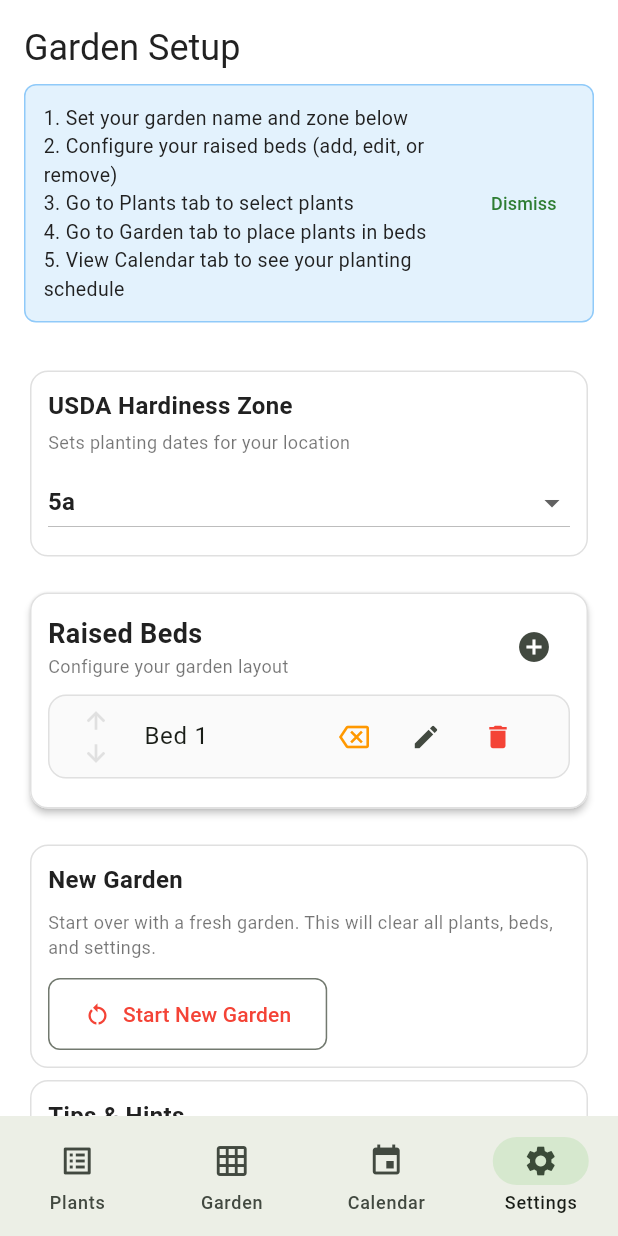
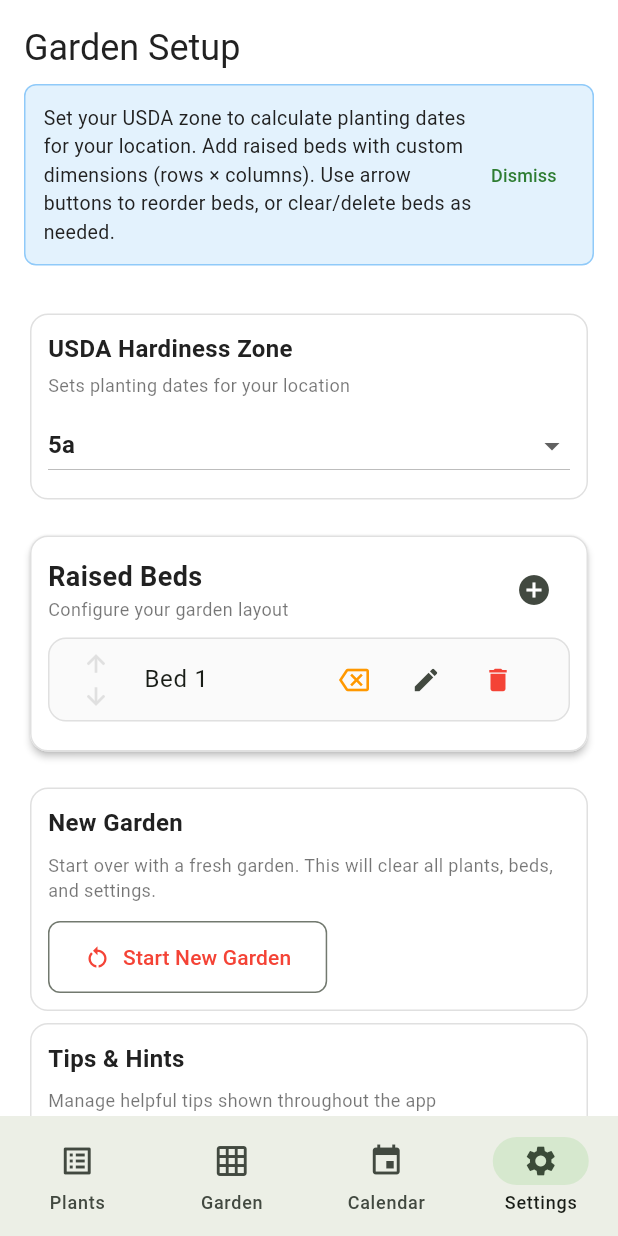
Before and after one commit to medwards8402-arch/Workspace, a Flutter app: the screen it shows after launch, item 4 of the bottom bar chosen, on a phone screen of 412 x 824 dp. Run offline on Flutter 3.47's test engine with Material 3 defaults, Android fonts, the phone set to English and light mode, and no system bars; our stand-ins replace shared_preferences.

Commit message:
tip fixes

```diff
--- a/garden_planner/lib/screens/garden_screen.dart
+++ b/garden_planner/lib/screens/garden_screen.dart
@@ -7,7 +7,6 @@ import '../presentation/providers/plant_selection_provider.dart';
 import '../presentation/providers/settings_provider.dart';
 import '../domain/models/garden_bed.dart';
 import '../models/plant.dart';
-import '../services/schedule_service.dart';
 import '../widgets/tip.dart';
 import '../widgets/plant_info_panel.dart';
 
@@ -166,7 +165,7 @@ class _GardenScreenState extends State<GardenScreen> {
                   )
                 : const Tip(
                     id: 'garden-select-plant',
-                    message: 'Go to Plants tab to select what to plant, then tap cells to place plants in your beds.',
+                    message: 'Select a plant from the Plants tab, then tap grid cells to place. Tap placed plants to add notes or remove them. Use the undo button to reverse changes. Check Calendar tab for your personalized planting dates!',
                   ),
           ),
         Expanded(
@@ -212,8 +211,6 @@ class _GardenScreenState extends State<GardenScreen> {
                           padding: const EdgeInsets.all(8.0),
                           child: LayoutBuilder(
                             builder: (context, constraints) {
-                              final cellSize = (constraints.maxWidth - (bed.cols + 1) * 4.0) / bed.cols;
-
                               // GridView's actual cell size calculation
                               // GridView.builder with SliverGridDelegateWithFixedCrossAxisCount
                               // divides space as: (width - (cols - 1) * crossAxisSpacing) / cols
@@ -336,7 +333,7 @@ class _GardenScreenState extends State<GardenScreen> {
                                               borderRadius: BorderRadius.circular(4),
                                             ),
                                             child: Center(
-                                              child: _buildCellContent(plant, cellSize, showSprawlFallback, isDimmed),
+                                              child: _buildCellContent(plant, actualCellSize, showSprawlFallback, isDimmed),
                                             ),
                                           ),
                                           if (plant != null && notesProvider.getNote(plant.code) != null && notesProvider.getNote(plant.code)!.isNotEmpty)
@@ -769,11 +766,8 @@ class _GardenScreenState extends State<GardenScreen> {
   }
 
   void _showCellSheet(BuildContext context, int bedIndex, int cellIndex, Plant plant) {
-    final settingsProvider = context.read<SettingsProvider>();
     final notesProvider = context.read<PlantNotesProvider>();
     final gardenProvider = context.read<GardenProvider>();
-
-    final springSchedule = ScheduleService.computeSpringSchedule(plant, settingsProvider.zone);
 
     showModalBottomSheet(
       context: context,
--- a/garden_planner/lib/screens/plants_screen.dart
+++ b/garden_planner/lib/screens/plants_screen.dart
@@ -62,7 +62,7 @@ class PlantsScreen extends StatelessWidget {
                     const SizedBox(height: 2),
                     const Tip(
                       id: 'plants-filter-tip',
-                      message: 'Use filters below to narrow plant selection by type, light requirements, or search by name.',
+                      message: 'Filter by type (vegetable/fruit/herb), light level (low/high), or search by name. Tap a plant to see spacing, planting schedules, and tips. Some plants support fall planting!',
                     ),
                     const SizedBox(height: 8),
                     // Filters - First Row
--- a/garden_planner/lib/screens/settings_screen.dart
+++ b/garden_planner/lib/screens/settings_screen.dart
@@ -19,11 +19,7 @@ class SettingsScreen extends StatelessWidget {
         const SizedBox(height: 8),
         const Tip(
           id: 'settings-getting-started',
-          message: '1. Set your garden name and zone below\n'
-                  '2. Configure your raised beds (add, edit, or remove)\n'
-                  '3. Go to Plants tab to select plants\n'
-                  '4. Go to Garden tab to place plants in beds\n'
-                  '5. View Calendar tab to see your planting schedule',
+          message: 'Set your USDA zone to calculate planting dates for your location. Add raised beds with custom dimensions (rows × columns). Use arrow buttons to reorder beds, or clear/delete beds as needed.',
         ),
         const SizedBox(height: 16),
 
```
